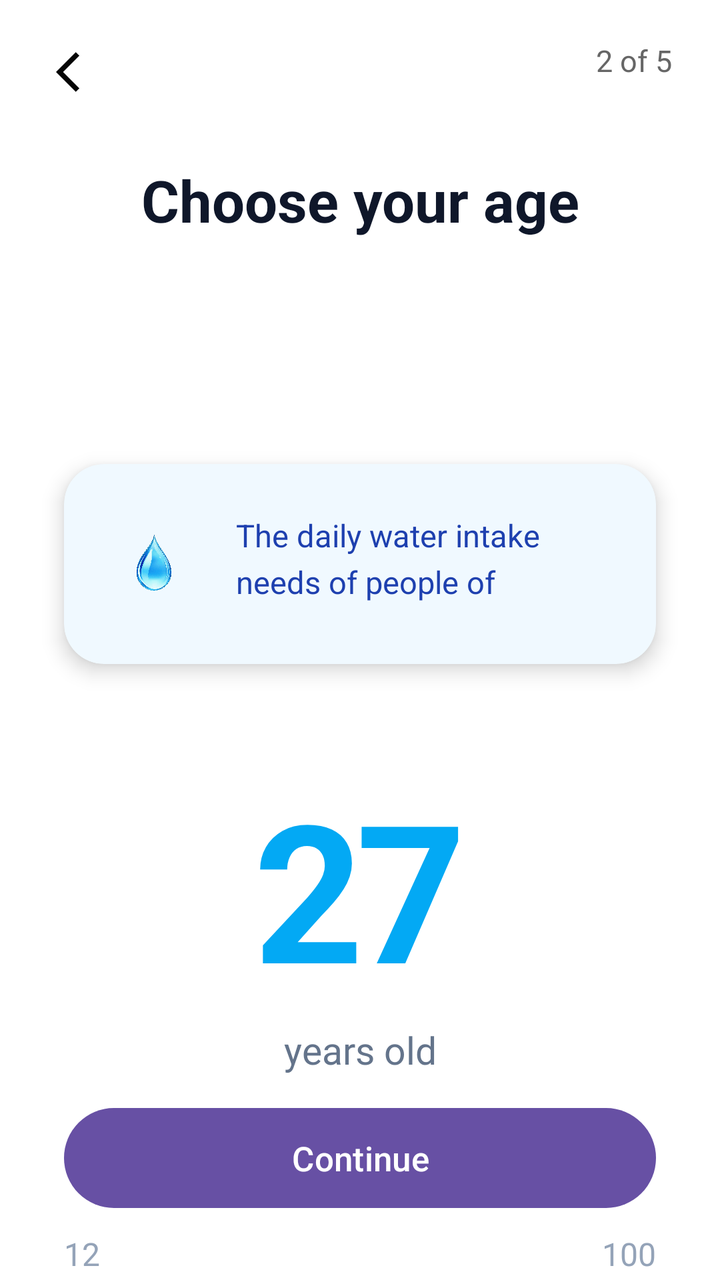
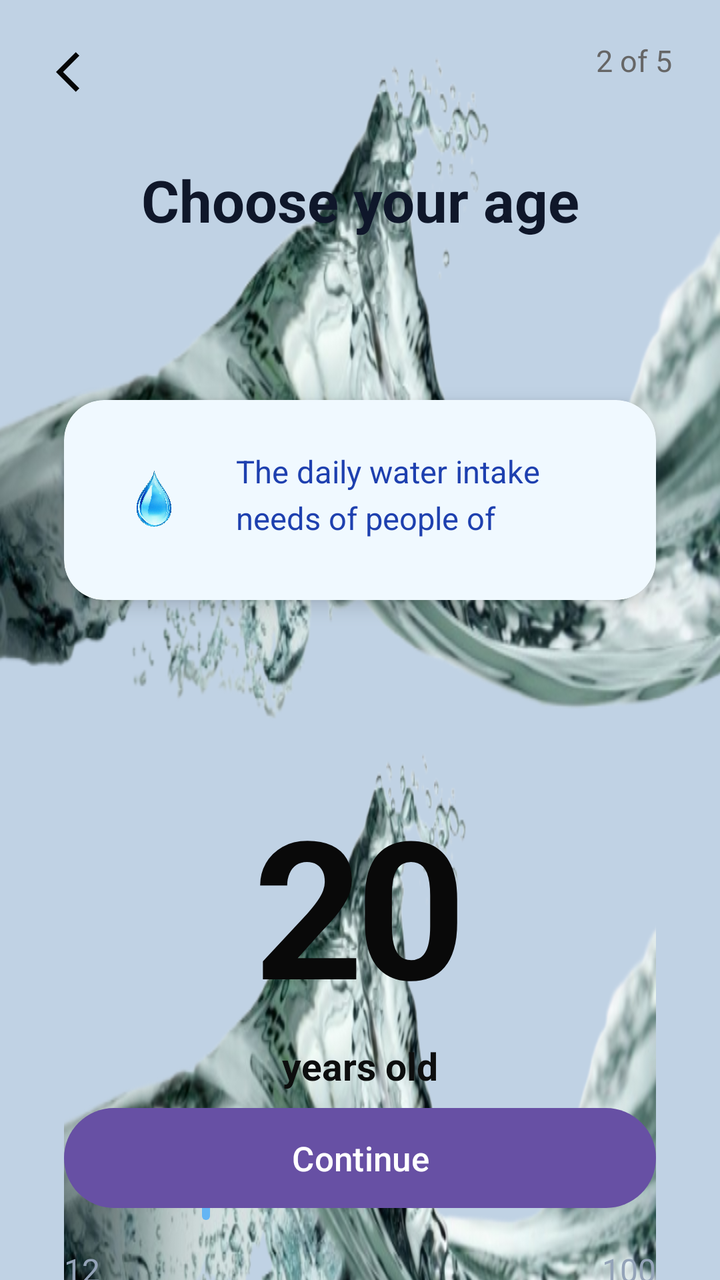

Screens rendered from an Android XML layout before and after an edit, with the pre-edit source and the edit as a unified diff.
<!-- AndroidManifest.xml: application theme Theme.WaterReminder -->
<!-- res/layout/activity_age_selection.xml -->
<?xml version="1.0" encoding="utf-8"?>
<androidx.constraintlayout.widget.ConstraintLayout xmlns:android="http://schemas.android.com/apk/res/android"
    xmlns:app="http://schemas.android.com/apk/res-auto"
    xmlns:tools="http://schemas.android.com/tools"
    android:layout_width="match_parent"
    android:layout_height="match_parent"
    android:background="#FFFFFF"
    tools:context=".AgeSelection">

    
    <ImageButton
        android:id="@+id/btnBack"
        android:layout_width="48dp"
        android:layout_height="48dp"
        android:src="@drawable/baseline_arrow_back_ios_24"
        android:background="?attr/selectableItemBackgroundBorderless"
        app:layout_constraintTop_toTopOf="parent"
        app:layout_constraintStart_toStartOf="parent"
        android:layout_marginTop="12dp"
        android:layout_marginStart="16dp" />

    <TextView
        android:id="@+id/tvPage"
        android:layout_width="wrap_content"
        android:layout_height="wrap_content"
        android:text="2 of 5"
        android:textSize="15sp"
        android:textColor="#666666"
        app:layout_constraintTop_toTopOf="parent"
        app:layout_constraintEnd_toEndOf="parent"
        android:layout_marginTop="20dp"
        android:layout_marginEnd="24dp" />

    
    <TextView
        android:id="@+id/tvTitle"
        android:layout_width="0dp"
        android:layout_height="200dp"
        android:text="Choose your age"
        android:textSize="29sp"
        android:textColor="#0F172A"
        android:textStyle="bold"
        android:gravity="center"
        app:layout_constraintStart_toStartOf="parent"
        app:layout_constraintEnd_toEndOf="parent"
        android:layout_marginTop="48dp"
        android:layout_marginHorizontal="32dp"
        tools:ignore="MissingConstraints" />

    
    <androidx.cardview.widget.CardView
        android:id="@+id/infoCard"
        android:layout_width="0dp"
        android:layout_height="wrap_content"
        app:cardCornerRadius="20dp"
        app:cardElevation="6dp"
        app:cardBackgroundColor="#F0F9FF"
        android:layout_marginHorizontal="32dp"
        app:layout_constraintTop_toBottomOf="@id/tvTitle"
        app:layout_constraintStart_toStartOf="parent"
        app:layout_constraintEnd_toEndOf="parent"
        android:layout_marginTop="32dp">

        <LinearLayout
            android:layout_width="match_parent"
            android:layout_height="wrap_content"
            android:orientation="horizontal"
            android:padding="20dp"
            android:gravity="center_vertical">

            <ImageView
                android:layout_width="50dp"
                android:layout_height="60dp"
                android:src="@drawable/water_drop"
                android:layout_marginEnd="16dp" />

            <TextView
                android:layout_width="0dp"
                android:layout_height="50dp"
                android:layout_weight="1"
                android:lineSpacingExtra="5dp"
                android:text="The daily water intake needs of people of different ages vary"
                app:layout_constraintTop_toBottomOf="@id/tvTitle"
                android:textColor="#1E40AF"
                android:textSize="15.5sp" />

        </LinearLayout>
    </androidx.cardview.widget.CardView>

    
    <androidx.constraintlayout.widget.ConstraintLayout
        android:layout_width="0dp"
        android:layout_height="wrap_content"
        app:layout_constraintTop_toBottomOf="@id/infoCard"
        app:layout_constraintStart_toStartOf="parent"
        app:layout_constraintEnd_toEndOf="parent"
        android:layout_marginTop="48dp"
        android:layout_marginHorizontal="32dp">

        
        <TextView
            android:id="@+id/tvAge"
            android:layout_width="wrap_content"
            android:layout_height="wrap_content"
            android:text="27"
            android:textSize="96sp"
            android:textColor="#03A9F4"
            android:textStyle="bold"
            android:letterSpacing="-0.04"
            app:layout_constraintTop_toTopOf="parent"
            app:layout_constraintStart_toStartOf="parent"
            app:layout_constraintEnd_toEndOf="parent" />

        <TextView
            android:layout_width="wrap_content"
            android:layout_height="wrap_content"
            android:text="years old"
            android:textSize="19sp"
            android:textColor="#64748B"
            app:layout_constraintTop_toBottomOf="@id/tvAge"
            app:layout_constraintStart_toStartOf="parent"
            app:layout_constraintEnd_toEndOf="parent"
            android:layout_marginTop="4dp" />

        
        <com.google.android.material.slider.Slider
            android:id="@+id/ageSlider"
            android:layout_width="0dp"
            android:layout_height="wrap_content"
            android:valueFrom="12"
            android:valueTo="100"
            android:value="27"
            android:stepSize="1"
            app:trackHeight="12dp"
            app:thumbRadius="16dp"
            app:trackColorInactive="#E2E8F0"
            app:trackColorActive="#03A9F4"
            app:thumbColor="#64B5F4"
            app:haloColor="#93C5FD"
            app:labelBehavior="gone"
            app:layout_constraintTop_toBottomOf="@id/tvAge"
            app:layout_constraintStart_toStartOf="parent"
            app:layout_constraintEnd_toEndOf="parent"
            android:layout_marginTop="48dp" />

        
        <TextView
            android:layout_width="wrap_content"
            android:layout_height="wrap_content"
            android:text="12"
            android:textColor="#94A3B8"
            android:textSize="16sp"
            app:layout_constraintTop_toBottomOf="@id/ageSlider"
            app:layout_constraintStart_toStartOf="parent"
            android:layout_marginTop="12dp" />

        <TextView
            android:layout_width="wrap_content"
            android:layout_height="wrap_content"
            android:text="100"
            android:textColor="#94A3B8"
            android:textSize="16sp"
            app:layout_constraintTop_toBottomOf="@id/ageSlider"
            app:layout_constraintEnd_toEndOf="parent"
            android:layout_marginTop="12dp" />

    </androidx.constraintlayout.widget.ConstraintLayout>
    <com.google.android.material.button.MaterialButton
        android:layout_width="0dp"
        android:layout_height="58dp"
        android:text="Continue"
        android:textSize="17sp"
        app:cornerRadius="30dp"
        app:layout_constraintBottom_toBottomOf="parent"
        app:layout_constraintStart_toStartOf="parent"
        app:layout_constraintEnd_toEndOf="parent"
        android:layout_marginHorizontal="32dp"
        android:layout_marginBottom="32dp" />
</androidx.constraintlayout.widget.ConstraintLayout>
<!-- resources referenced by this layout -->
<resources>
  <!-- drawable baseline_arrow_back_ios_24 (drawable) -->
  <vector xmlns:android="http://schemas.android.com/apk/res/android" android:autoMirrored="true" android:height="24dp" android:tint="#050505" android:viewportHeight="24" android:viewportWidth="24" android:width="24dp">
        
      <path android:fillColor="@android:color/white" android:pathData="M11.67,3.87L9.9,2.1 0,12l9.9,9.9 1.77,-1.77L3.54,12z"/>
      
  </vector>
  <!-- drawable water_drop: png bitmap (drawable, 103002 bytes) -->
  <style name="Theme.WaterReminder" parent="Base.Theme.WaterReminder" />
  <style name="Base.Theme.WaterReminder" parent="Theme.Material3.DayNight.NoActionBar">
          
          
      </style>
</resources>

<!-- the commit's change to res/layout/activity_age_selection.xml (unified diff, before → after) -->
@@ -4,8 +4,16 @@
     xmlns:tools="http://schemas.android.com/tools"
     android:layout_width="match_parent"
     android:layout_height="match_parent"
-    android:background="#FFFFFF"
+    android:background="#C0D2E4"
     tools:context=".AgeSelection">
+
+    <ImageView
+        android:layout_width="wrap_content"
+        android:layout_height="0dp"
+        android:background="@drawable/bgwater"
+        tools:ignore="MissingConstraints"
+        tools:layout_editor_absoluteX="0dp"
+        tools:layout_editor_absoluteY="290dp" />
 
     
     <ImageButton
@@ -59,7 +67,7 @@
         app:layout_constraintTop_toBottomOf="@id/tvTitle"
         app:layout_constraintStart_toStartOf="parent"
         app:layout_constraintEnd_toEndOf="parent"
-        android:layout_marginTop="32dp">
+        android:layout_marginTop="0dp">
 
         <LinearLayout
             android:layout_width="match_parent"
@@ -97,16 +105,24 @@
         android:layout_marginTop="48dp"
         android:layout_marginHorizontal="32dp">
 
+        <ImageView
+            android:layout_width="wrap_content"
+            android:layout_height="0dp"
+            android:background="@drawable/bgwater"
+            tools:ignore="MissingConstraints"
+            tools:layout_editor_absoluteX="0dp"
+            tools:layout_editor_absoluteY="290dp" />
         
         <TextView
             android:id="@+id/tvAge"
             android:layout_width="wrap_content"
             android:layout_height="wrap_content"
-            android:text="27"
+            android:text="20"
             android:textSize="96sp"
-            android:textColor="#03A9F4"
+            android:textColor="#090909"
             android:textStyle="bold"
             android:letterSpacing="-0.04"
+            android:layout_marginTop="40dp"
             app:layout_constraintTop_toTopOf="parent"
             app:layout_constraintStart_toStartOf="parent"
             app:layout_constraintEnd_toEndOf="parent" />
@@ -116,7 +132,8 @@
             android:layout_height="wrap_content"
             android:text="years old"
             android:textSize="19sp"
-            android:textColor="#64748B"
+            android:textColor="#0D0E0E"
+            android:textStyle="bold"
             app:layout_constraintTop_toBottomOf="@id/tvAge"
             app:layout_constraintStart_toStartOf="parent"
             app:layout_constraintEnd_toEndOf="parent"
@@ -127,16 +144,16 @@
             android:id="@+id/ageSlider"
             android:layout_width="0dp"
             android:layout_height="wrap_content"
-            android:valueFrom="12"
+            android:valueFrom="0"
             android:valueTo="100"
-            android:value="27"
+            android:value="20"
             android:stepSize="1"
             app:trackHeight="12dp"
             app:thumbRadius="16dp"
             app:trackColorInactive="#E2E8F0"
-            app:trackColorActive="#03A9F4"
+            app:trackColorActive="#035478"
             app:thumbColor="#64B5F4"
-            app:haloColor="#93C5FD"
+            app:haloColor="#096DDD"
             app:labelBehavior="gone"
             app:layout_constraintTop_toBottomOf="@id/tvAge"
             app:layout_constraintStart_toStartOf="parent"
<!-- resource entries referenced after the edit -->
@@ -6,6 +6,7 @@
       <path android:fillColor="@android:color/white" android:pathData="M11.67,3.87L9.9,2.1 0,12l9.9,9.9 1.77,-1.77L3.54,12z"/>
       
   </vector>
+  <!-- drawable bgwater: png bitmap (drawable, 358820 bytes) -->
   <!-- drawable water_drop: png bitmap (drawable, 103002 bytes) -->
   <style name="Theme.WaterReminder" parent="Base.Theme.WaterReminder" />
   <style name="Base.Theme.WaterReminder" parent="Theme.Material3.DayNight.NoActionBar">
